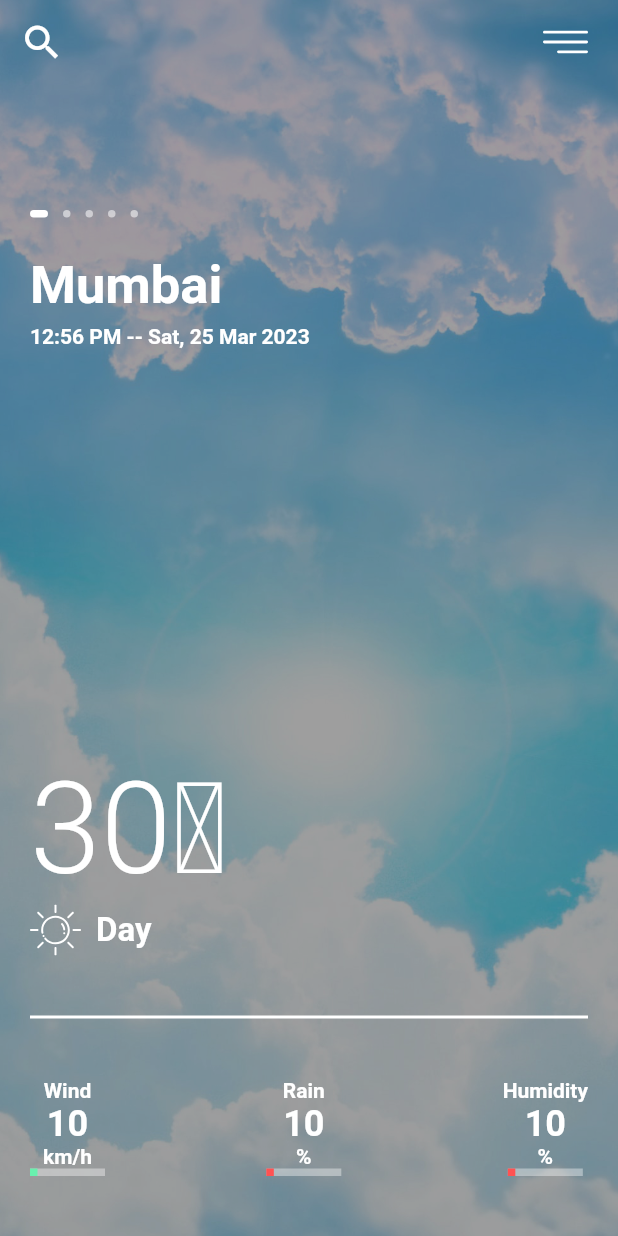
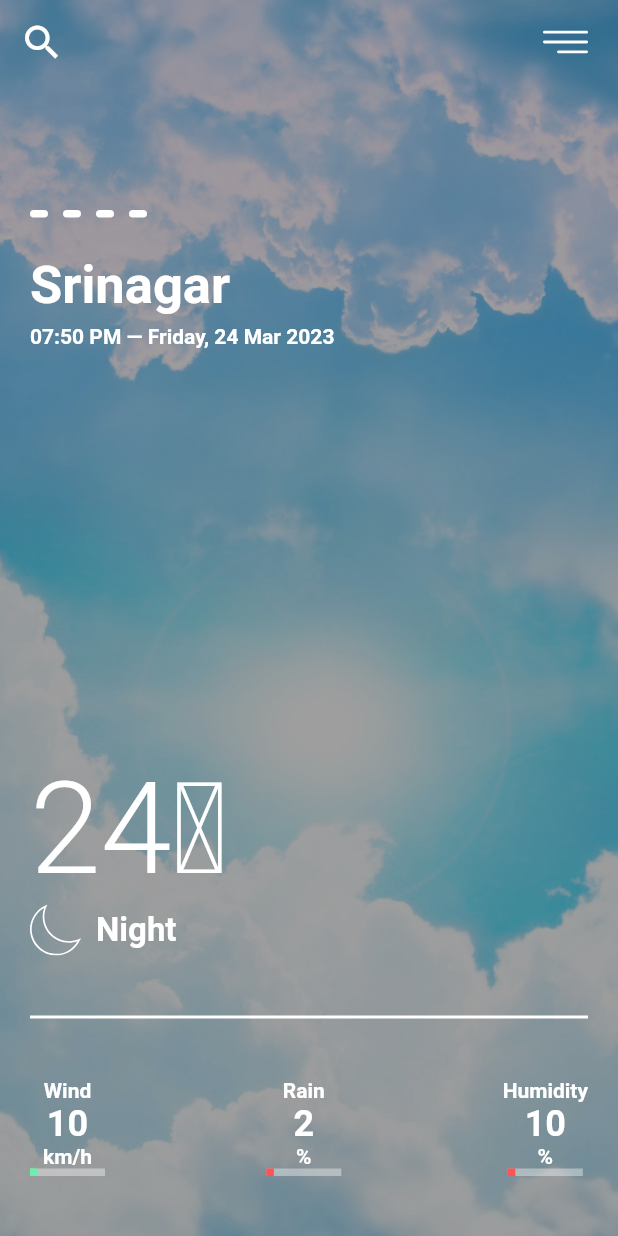
Before and after one commit to Aasimbhat/weather_app, a Flutter app: the screen it shows after launch, on a phone screen of 412 x 824 dp. Run offline on Flutter 3.47's test engine with Material 2 defaults, Android fonts, the phone set to English and light mode, and no system bars; our stand-ins replace flutter_svg.

```diff
--- a/lib/screens/weather_app.dart
+++ b/lib/screens/weather_app.dart
@@ -2,7 +2,9 @@
 
 import 'package:flutter/material.dart';
 import 'package:flutter_svg/svg.dart';
+import 'package:weather_app/models/weather_locations.dart';
 import 'package:weather_app/widgets/single_weather.dart';
+import 'package:weather_app/widgets/slider_dot.dart';
 
 
 class WeatherApp extends StatelessWidget {
@@ -53,52 +55,19 @@ class WeatherApp extends StatelessWidget {
             margin: EdgeInsets.only(top: 140, left: 15),
             child: Row(
               children: [
-                Container(
-                  margin: EdgeInsets.symmetric(horizontal: 5),
-                  width: 12,
-                  height: 5,
-                  decoration: BoxDecoration(
-                      color: Colors.white,
-                      borderRadius: BorderRadius.circular(5)),
-                ),
-                Container(
-                  margin: EdgeInsets.symmetric(horizontal: 5),
-                  width: 5,
-                  height: 5,
-                  decoration: BoxDecoration(
-                      color: Colors.white54,
-                      borderRadius: BorderRadius.circular(5)),
-                ),
-                Container(
-                  margin: EdgeInsets.symmetric(horizontal: 5),
-                  width: 5,
-                  height: 5,
-                  decoration: BoxDecoration(
-                      color: Colors.white54,
-                      borderRadius: BorderRadius.circular(5)),
-                ),
-                Container(
-                  margin: EdgeInsets.symmetric(horizontal: 5),
-                  width: 5,
-                  height: 5,
-                  decoration: BoxDecoration(
-                      color: Colors.white54,
-                      borderRadius: BorderRadius.circular(5)),
-                ),
-                Container(
-                  margin: EdgeInsets.symmetric(horizontal: 5),
-                  width: 5,
-                  height: 5,
-                  decoration: BoxDecoration(
-                      color: Colors.white54,
-                      borderRadius: BorderRadius.circular(5)),
-                ),
+
+              for(int i =0; i<locationList.length;i++)
+              SliderDot(isActive: true)
+
+
+
               ],
             ),
           ),
           PageView.builder(
-            itemCount: 5,
-            itemBuilder: (ctx,i)=>SingleWeather())
+            scrollDirection: Axis.horizontal,
+            itemCount: locationList.length,
+            itemBuilder: (ctx,i)=>SingleWeather(index: i,))
 
         ],
       )),
--- a/lib/widgets/single_weather.dart
+++ b/lib/widgets/single_weather.dart
@@ -1,11 +1,15 @@
 import 'package:flutter/material.dart';
 import 'package:flutter_svg/svg.dart';
+import 'package:weather_app/models/weather_locations.dart';
 
 class SingleWeather extends StatelessWidget {
 
+  final int index;
+
+  const SingleWeather({Key? key,required this.index}) : super(key: key);
   @override
   Widget build(BuildContext context) {
-    return           Container(
+    return Container(
         padding: EdgeInsets.all(20),
         child: Column(
           mainAxisAlignment: MainAxisAlignment.spaceBetween,
@@ -23,7 +27,7 @@ class SingleWeather extends StatelessWidget {
                         height: 150,
                       ),
                       Text(
-                              "Mumbai",
+                        locationList[index].city,
                         style: TextStyle(
                             fontSize: 35,
                             fontWeight: FontWeight.bold,
@@ -33,7 +37,8 @@ class SingleWeather extends StatelessWidget {
                         height: 5,
                       ),
                       Text(
-                              "12:56 PM -- Sat, 25 Mar 2023",
+                    locationList[index].dateTime,
+
                         style: TextStyle(
                             fontSize: 14,
                             fontWeight: FontWeight.bold,
@@ -45,7 +50,8 @@ class SingleWeather extends StatelessWidget {
                     crossAxisAlignment: CrossAxisAlignment.start,
                     children: [
                       Text(
-                              "30\u2103",
+                       locationList[index].temparature,
+
                         style: TextStyle(
                             fontSize: 85,
                             fontWeight: FontWeight.w300,
@@ -53,12 +59,19 @@ class SingleWeather extends StatelessWidget {
                       ),
                       Row(
                         children: [
-                                SvgPicture.asset("assets/sun.svg",width: 34,height: 34,color: Colors.white,),
+                          SvgPicture.asset(
+                       locationList[index].iconUrl,
+
+                            width: 34,
+                            height: 34,
+                            color: Colors.white,
+                          ),
                           SizedBox(
                             width: 10,
                           ),
                           Text(
-                                  "Day",
+                 locationList[index].weatherType,
+
                             style: TextStyle(
                                 fontSize: 22,
                                 fontWeight: FontWeight.bold,
@@ -75,11 +88,11 @@ class SingleWeather extends StatelessWidget {
               children: [
                 Container(
                   margin: EdgeInsets.symmetric(vertical: 40),
-                        decoration: BoxDecoration(
-                            border: Border.all(color: Colors.white)),
+                  decoration:
+                      BoxDecoration(border: Border.all(color: Colors.white)),
                 ),
                 Padding(
-                        padding: const EdgeInsets.fromLTRB(0,0,0,20),
+                  padding: const EdgeInsets.fromLTRB(0, 0, 0, 20),
                   child: Row(
                     mainAxisAlignment: MainAxisAlignment.spaceBetween,
                     children: [
@@ -93,7 +106,8 @@ class SingleWeather extends StatelessWidget {
                                 color: Colors.white),
                           ),
                           Text(
-                              "10",
+                  locationList[index].wind.toString(),
+
                             style: TextStyle(
                                 fontSize: 24,
                                 fontWeight: FontWeight.bold,
@@ -112,19 +126,15 @@ class SingleWeather extends StatelessWidget {
                                 height: 5,
                                 width: 50,
                                 color: Colors.white38,
-
                               ),
                               Container(
                                 height: 5,
                                 width: 5,
                                 color: Colors.greenAccent,
-
                               ),
                             ],
                           )
-
                         ],
-
                       ),
                       Column(
                         children: [
@@ -136,7 +146,8 @@ class SingleWeather extends StatelessWidget {
                                 color: Colors.white),
                           ),
                           Text(
-                              "10",
+                       locationList[index].rain.toString(),
+
                             style: TextStyle(
                                 fontSize: 24,
                                 fontWeight: FontWeight.bold,
@@ -155,19 +166,15 @@ class SingleWeather extends StatelessWidget {
                                 height: 5,
                                 width: 50,
                                 color: Colors.white38,
-
                               ),
                               Container(
                                 height: 5,
                                 width: 5,
                                 color: Colors.redAccent,
-
                               ),
                             ],
                           )
-
                         ],
-
                       ),
                       Column(
                         children: [
@@ -179,7 +186,8 @@ class SingleWeather extends StatelessWidget {
                                 color: Colors.white),
                           ),
                           Text(
-                              "10",
+                        locationList[index].humidity.toString(),
+
                             style: TextStyle(
                                 fontSize: 24,
                                 fontWeight: FontWeight.bold,
@@ -198,29 +206,22 @@ class SingleWeather extends StatelessWidget {
                                 height: 5,
                                 width: 50,
                                 color: Colors.white38,
-
                               ),
                               Container(
                                 height: 5,
                                 width: 5,
                                 color: Colors.redAccent,
-
                               ),
                             ],
                           )
-
                         ],
-
                       )
-
-
                     ],
                   ),
                 )
               ],
             )
           ],
-              )
-              );
+        ));
   }
 }
--- /dev/null
+++ b/lib/widgets/slider_dot.dart
@@ -0,0 +1,22 @@
+// ignore_for_file: public_member_api_docs, sort_constructors_first
+import 'package:flutter/material.dart';
+
+class SliderDot extends StatelessWidget {
+  bool isActive;
+   SliderDot({
+    Key? key,
+    required this.isActive,
+  }) : super(key: key);
+
+  @override
+  Widget build(BuildContext context) {
+    return  AnimatedContainer(
+                  margin: EdgeInsets.symmetric(horizontal: 5),
+                  width: isActive ? 12 :5,
+                  height: 5,
+                  decoration: BoxDecoration(
+                      color:isActive? Colors.white :Colors.white54,
+                      borderRadius: BorderRadius.circular(5)), duration: Duration(milliseconds: 150),
+                );
+  }
+}
```
Also changed, not shown: lib/models/weather_locations.dart (renamed from models/weather_locations.dart). Lines whose indentation alone changed are shown as unchanged.
